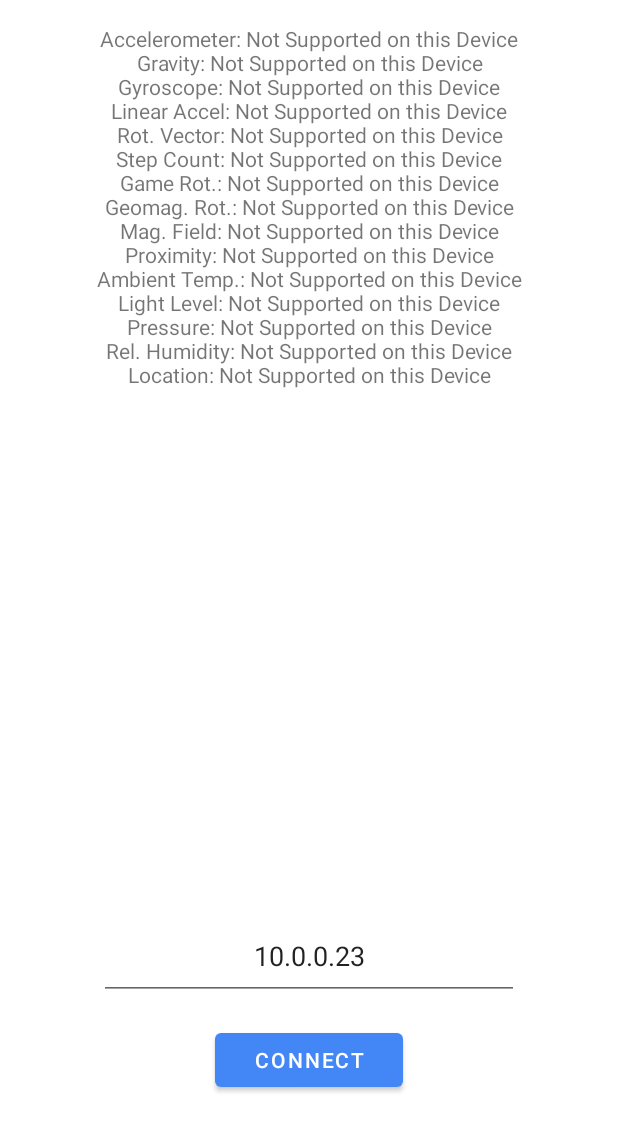
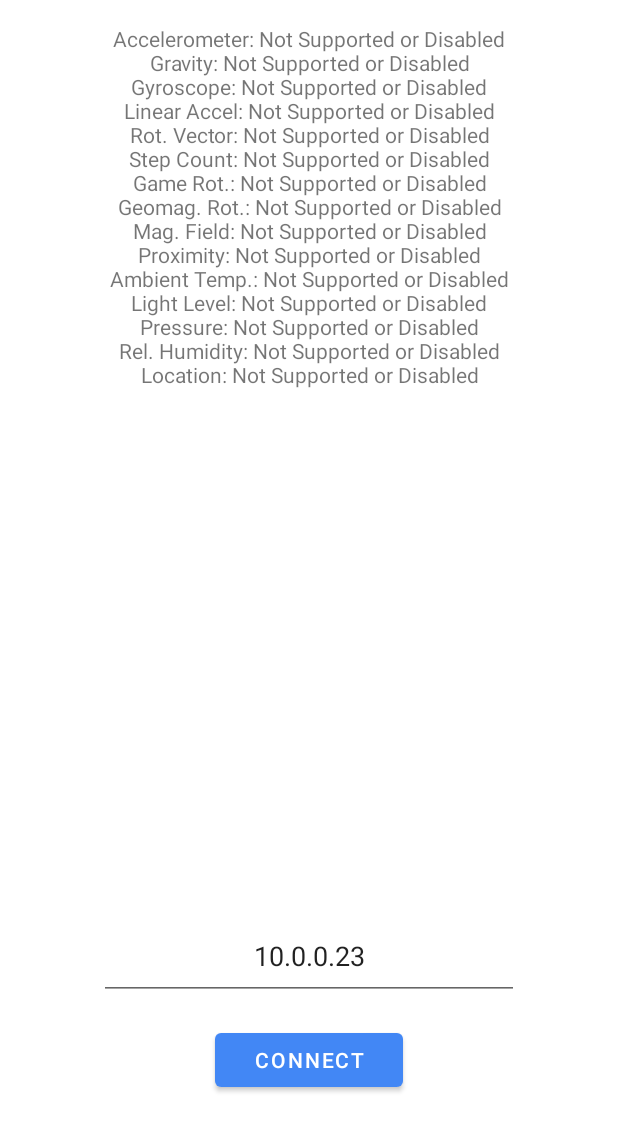
Before and after one commit to dragazo/PhoneIoT-android, an Android app: the screen it shows after launch (MainActivity), on a phone screen of 412 x 824 dp, the part 92-1236 px from its top. Run offline under Robolectric (Android 15) with nearby library versions, the phone set to English and light mode, and no system bars.

Commit message:
permissions update
added cros-platform support for requesting runtime permissions.
this was put off because the actual runtime request function is API 23+ and we're targetting 16+.
this is handled by only requesting on 23+ and just showing an alert box otherwise (if permissions are missing).

additionally, initialization is performed after permissions result, so we don't have to restart the app.

```diff
--- a/app/src/main/java/com/health/salio/MainActivity.java
+++ b/app/src/main/java/com/health/salio/MainActivity.java
@@ -2,6 +2,7 @@ package com.health.salio;
 
 import android.Manifest;
 import android.app.Activity;
+import android.app.AlertDialog;
 import android.content.Context;
 import android.content.Intent;
 import android.content.SharedPreferences;
@@ -20,12 +21,14 @@ import android.location.LocationListener;
 import android.location.LocationManager;
 import android.media.ExifInterface;
 import android.net.Uri;
+import android.os.Build;
 import android.os.Bundle;
 import android.os.Environment;
 import android.os.Handler;
 import android.os.Looper;
 import android.preference.PreferenceManager;
 import android.provider.MediaStore;
+import android.text.TextUtils;
 import android.view.View;
 import android.widget.EditText;
 import android.widget.ImageView;
@@ -60,7 +63,9 @@ import java.net.SocketAddress;
 import java.net.SocketTimeoutException;
 import java.nio.ByteBuffer;
 import java.text.SimpleDateFormat;
+import java.util.ArrayList;
 import java.util.Date;
+import java.util.List;
 import java.util.Random;
 import java.util.function.Consumer;
 
@@ -68,26 +73,30 @@ public class MainActivity extends AppCompatActivity {
 
     private static class PermissionRequest {
         public String permission;
-        public String reason;
-        public int requestCode;
+        public String name;
 
-        public PermissionRequest(String p, String r, int c) {
+        public PermissionRequest(String p, String n) {
             permission = p;
-            reason = r;
-            requestCode = c;
+            name = n;
         }
     }
     private static final PermissionRequest[] REQUESTED_PERMISSIONS = new PermissionRequest[] {
-            new PermissionRequest(Manifest.permission.BODY_SENSORS, "reason", 0x6701),
-            new PermissionRequest(Manifest.permission.ACTIVITY_RECOGNITION, "reason", 0x6702),
-            new PermissionRequest(Manifest.permission.INTERNET, "reason", 0x6703),
-            new PermissionRequest(Manifest.permission.ACCESS_WIFI_STATE, "reason", 0x6704),
-            new PermissionRequest(Manifest.permission.ACCESS_COARSE_LOCATION, "reason", 0x6705),
-            new PermissionRequest(Manifest.permission.ACCESS_FINE_LOCATION, "reason", 0x6706),
+            new PermissionRequest(Manifest.permission.BODY_SENSORS, "Body Sensors"),
+            new PermissionRequest(Manifest.permission.ACTIVITY_RECOGNITION, "Activity Recognition"),
+            new PermissionRequest(Manifest.permission.INTERNET, "Internet"),
+            new PermissionRequest(Manifest.permission.ACCESS_WIFI_STATE, "WIFI State"),
+            new PermissionRequest(Manifest.permission.ACCESS_COARSE_LOCATION, "Coarse Location"),
+            new PermissionRequest(Manifest.permission.ACCESS_FINE_LOCATION, "Fine Location"),
+            new PermissionRequest(Manifest.permission.CAMERA, "Camera"),
+            new PermissionRequest(Manifest.permission.READ_EXTERNAL_STORAGE, "Read External Storage"),
+            new PermissionRequest(Manifest.permission.WRITE_EXTERNAL_STORAGE, "Write External Storage"),
     };
+
+    private static final String NOT_SUPPORTED_STRING = "Not Supported or Disabled";
 
     // ------------------------------------
 
+    private static final int PERMISSIONS_REQUEST_CODE = 0x2301;
     private static final int CAMERA_REQUEST_CODE = 0x9901;
 
     // ------------------------------------
@@ -115,7 +124,7 @@ public class MainActivity extends AppCompatActivity {
         }
         public void appendData(StringBuilder b) {
             if (supported) appendVector(b, data);
-            else b.append("Not Supported on this Device");
+            else b.append(NOT_SUPPORTED_STRING);
         }
 
         @Override
@@ -183,7 +192,9 @@ public class MainActivity extends AppCompatActivity {
             };
             locationSettingsResponseTask = client.checkLocationSettings(request);
             locationSettingsResponseTask.addOnSuccessListener(resp -> {
-                supported = true;
+                boolean coarse = ContextCompat.checkSelfPermission(context, Manifest.permission.ACCESS_COARSE_LOCATION) == PackageManager.PERMISSION_GRANTED;
+                boolean fine = ContextCompat.checkSelfPermission(context, Manifest.permission.ACCESS_FINE_LOCATION) == PackageManager.PERMISSION_GRANTED;
+                supported = coarse || fine;
             });
         }
         public void start() {
@@ -198,7 +209,7 @@ public class MainActivity extends AppCompatActivity {
                 appendVector(b, data);
                 b.append(String.format(" [%d]", updateCount));
             }
-            else b.append("Not Supported on this Device");
+            else b.append(NOT_SUPPORTED_STRING);
         }
 
         @Override
@@ -341,12 +352,42 @@ public class MainActivity extends AppCompatActivity {
     }
 
     @Override
+    public void onRequestPermissionsResult(int requestCode, @NonNull String[] permissions, @NonNull int[] grantResults) {
+        super.onRequestPermissionsResult(requestCode, permissions, grantResults);
+        if (requestCode == PERMISSIONS_REQUEST_CODE) finishInitialization();
+    }
+
+    @Override
     protected void onCreate(Bundle savedInstanceState) {
         super.onCreate(savedInstanceState);
         setContentView(R.layout.activity_main);
 
         // --------------------------------------------------
 
+        List<String> failedPermissions = new ArrayList<>();
+        for (PermissionRequest r : REQUESTED_PERMISSIONS) {
+            if (ContextCompat.checkSelfPermission(this, r.permission) != PackageManager.PERMISSION_GRANTED) {
+                failedPermissions.add(r.permission);
+            }
+        }
+        if (!failedPermissions.isEmpty()) {
+            if (Build.VERSION.SDK_INT >= Build.VERSION_CODES.M) {
+                String[] p = new String[failedPermissions.size()];
+                for (int i = 0; i < p.length; ++i) p[i] = failedPermissions.get(i);
+                requestPermissions(p, PERMISSIONS_REQUEST_CODE);
+                return; // return so we don't complete initialization until after the permissions request has completed
+            } else {
+                AlertDialog.Builder builder = new AlertDialog.Builder(this);
+                builder.setTitle("Missing Permissions");
+                builder.setMessage("Without full permissions, some features of the app may not function.");
+                builder.show();
+            }
+        }
+
+        finishInitialization();
+    }
+
+    private void finishInitialization() {
         macAddress = new byte[6];
         SharedPreferences prefs = PreferenceManager.getDefaultSharedPreferences(getApplicationContext());
         long macInt = -1;
@@ -434,8 +475,12 @@ public class MainActivity extends AppCompatActivity {
         canvas.drawRect(0, 0, defaultImg.getWidth(), defaultImg.getHeight(), paint);
         imgSnapshot = defaultImg;
 
-        // if we have a camera, set the snapshot as its display content, otherwise hide it entirely (useless on this device)
-        if (getApplicationContext().getPackageManager().hasSystemFeature(PackageManager.FEATURE_CAMERA_ANY)) imgDisplay.setImageBitmap(imgSnapshot);
+        // if we have a camera (and permissions), set the snapshot as its display content, otherwise hide it entirely (useless on this device)
+        if (getApplicationContext().getPackageManager().hasSystemFeature(PackageManager.FEATURE_CAMERA_ANY)
+            && ContextCompat.checkSelfPermission(this, Manifest.permission.CAMERA) == PackageManager.PERMISSION_GRANTED)
+        {
+            imgDisplay.setImageBitmap(imgSnapshot);
+        }
         else imgDisplay.setVisibility(View.INVISIBLE);
 
         // --------------------------------------------------
```
